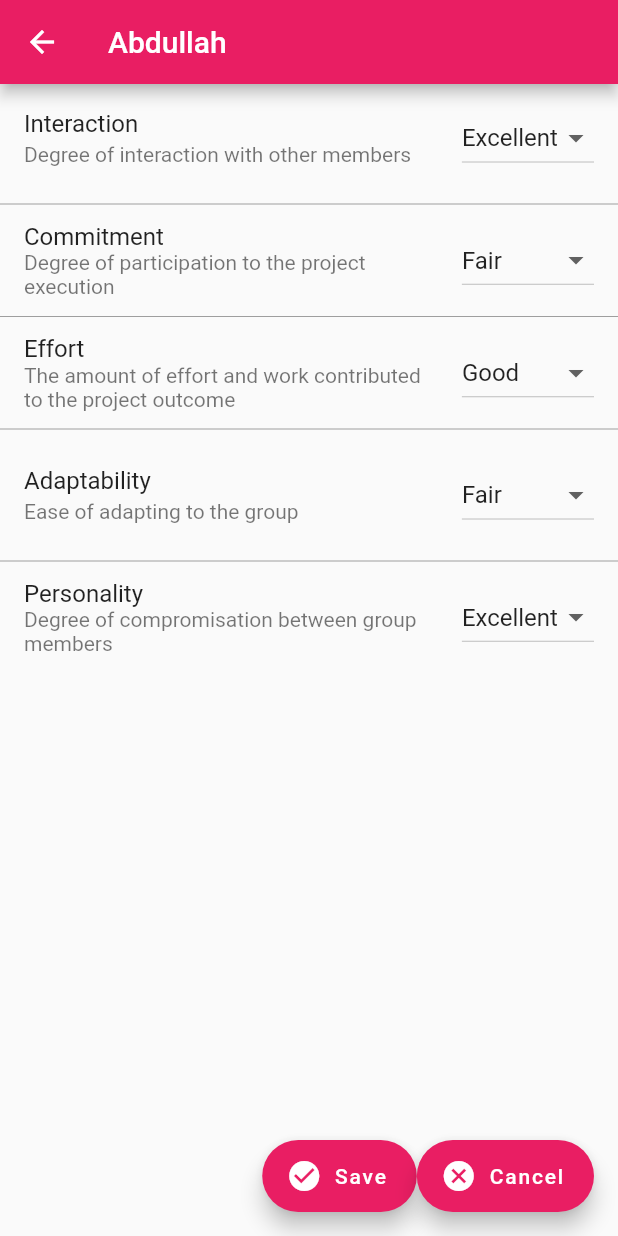
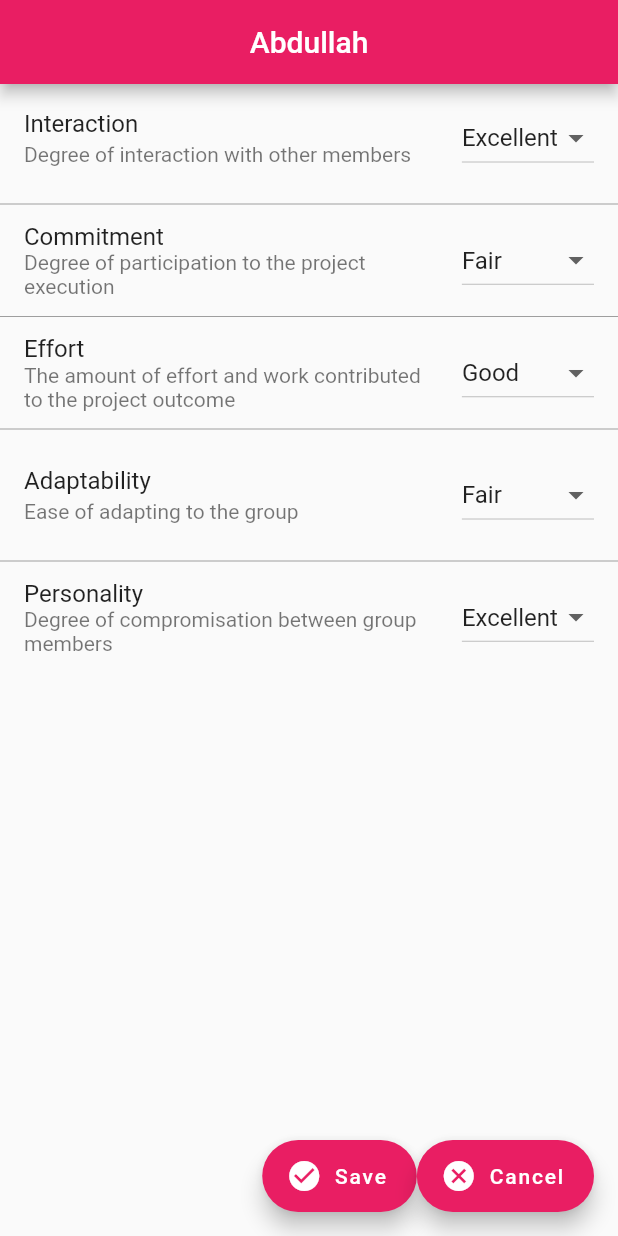
Before and after one commit to jumail-utm/navigation_simple, a Flutter app: the DetailsScreen screen opened directly with sample values from the repository, on a phone screen of 412 x 824 dp. Run offline on Flutter 3.47's test engine with Material 2 defaults, Android fonts, the phone set to English and light mode, and no system bars.

Commit message:
Disable AppBar and phone back buttons in DetailsScreen

```diff
--- a/lib/screens/details.dart
+++ b/lib/screens/details.dart
@@ -14,9 +14,13 @@ class DetailsScreen extends StatefulWidget {
 class _DetailsScreenState extends State<DetailsScreen> {
   @override
   Widget build(BuildContext context) {
-    return Scaffold(
+    return WillPopScope(
+      onWillPop: () => Future.value(false),
+      child: Scaffold(
         appBar: AppBar(
+          leading: Container(),
           title: Text(widget._data.member.shortName),
+          centerTitle: true,
         ),
         body: ListView.separated(
           itemCount: criteria.length,
@@ -58,6 +62,7 @@ class _DetailsScreenState extends State<DetailsScreen> {
             ),
           ],
         ),
+      ),
     );
   }
 }
```
Lines whose indentation alone changed are shown as unchanged.
